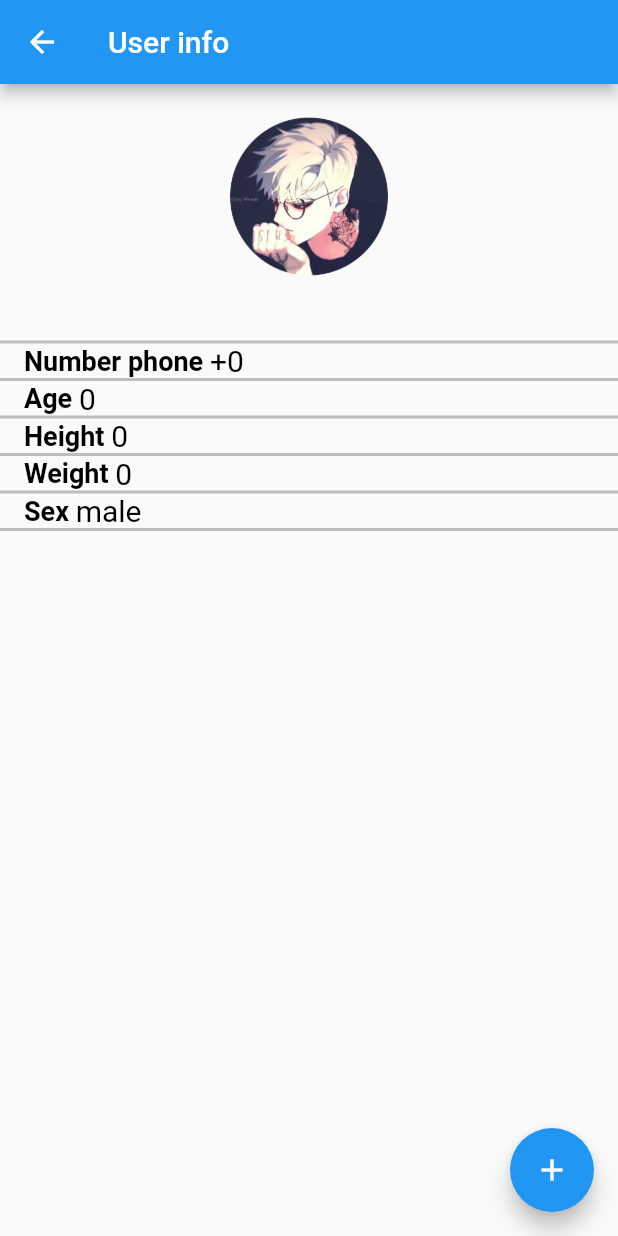
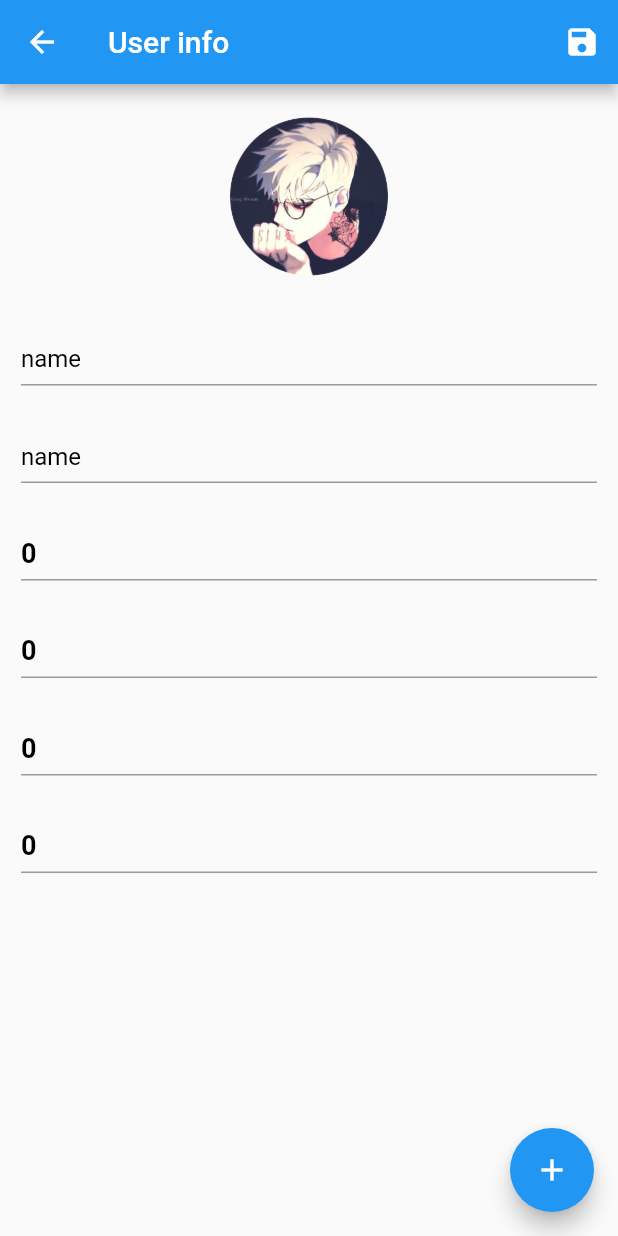
Before and after one commit to BublykVitalii/home_work, a Flutter app: the UserInfo screen opened directly with empty values, on a phone screen of 412 x 824 dp. Run offline on Flutter 3.47's test engine with Material 2 defaults, Android fonts, the phone set to English and light mode, and no system bars.

Commit message:
Комментарий к ветке branch_name

```diff
--- a/lib/main.dart
+++ b/lib/main.dart
@@ -54,6 +54,9 @@ class _MyHomePageState extends State<MyHomePage> {
               onPressed: (user) {
                 setState(() => userService.deleteUser(user));
               },
+              onChangedUser: (User value, index) {
+                setState(() => userService.updatedUser(value, index));
+              },
             )
           : NoUsersTiles(title: 'No Users'),
       floatingActionButton: FloatingActionButton(
@@ -74,10 +77,13 @@ class _MyHomePageState extends State<MyHomePage> {
 class UserTiles extends StatelessWidget {
   final List<User> users;
   final ValueChanged<User> onPressed;
+  final Function(User user, int index) onChangedUser;
+
   const UserTiles({
     Key? key,
     required this.users,
     required this.onPressed,
+    required this.onChangedUser,
   }) : super(key: key);
 
   @override
@@ -92,8 +98,10 @@ class UserTiles extends StatelessWidget {
               context,
               MaterialPageRoute<void>(
                 builder: (context) => UserInfo(
-                  user: user,
-                ),
+                    user: user,
+                    onAdd: (user) {
+                      onChangedUser(user, index);
+                    }),
               ),
             );
           },
@@ -183,12 +191,7 @@ class AddUser extends StatelessWidget {
               User(
                 firstName: firstName,
                 lastName: lastName,
-                age: 25,
                 cars: [Car(name: '', color: '')],
-                height: 173,
-                phone: 380661231236,
-                sex: Sex.male,
-                weight: 63,
               ),
             );
             Navigator.pop(context);
@@ -200,7 +203,3 @@ class AddUser extends StatelessWidget {
 }
 
 // что бы создать обьект нам достаточно написать название класса и открыть круглые скобки)
-
-
-
-//  возрост/пол/вес/телефон/ФИ/машины
--- a/lib/user.dart
+++ b/lib/user.dart
@@ -1,29 +1,31 @@
 enum Sex { male, female }
 
 class User {
-  final String firstName;
-  final String lastName;
-  final int age;
-  final Sex sex;
-  final int height;
-  final int weight;
+  final String? firstName;
+  final String? lastName;
+  final int? age;
+  final Sex? sex;
+  final int? height;
+  final int? weight;
   final List<Car> cars;
-  final int phone;
+  final int? phone;
 
   User({
-    required this.firstName,
-    required this.lastName,
-    required this.age,
-    required this.sex,
-    required this.height,
-    required this.weight,
+    this.firstName,
+    this.lastName,
+    this.age,
+    this.sex,
+    this.height,
+    this.weight,
     required this.cars,
-    required this.phone,
+    this.phone,
   });
 
   String get fullName => '$firstName $lastName';
   void addCar(Car car) => cars.add(car);
   void deleteCar(Car car) => cars.remove(car);
+  // void updateUser(User user){}
+
 }
 
 class Car {
--- a/lib/user_info.dart
+++ b/lib/user_info.dart
@@ -1,4 +1,5 @@
 import 'package:flutter/material.dart';
+
 import 'package:user_manager/main.dart';
 import 'package:user_manager/user_service.dart';
 
@@ -6,10 +7,11 @@ import 'user.dart';
 
 class UserInfo extends StatefulWidget {
   final User user;
-
+  final ValueChanged<User> onAdd;
   const UserInfo({
     Key? key,
     required this.user,
+    required this.onAdd,
   }) : super(key: key);
 
   @override
@@ -17,11 +19,50 @@ class UserInfo extends StatefulWidget {
 }
 
 class _UserInfoState extends State<UserInfo> {
+  String firstNameChanged = '';
+  String lastNameChanged = '';
+  String phoneChanged = '';
+  String ageChanged = '';
+  String heightChanged = '';
+  String weightChanged = '';
+  String sexChanged = '';
+
   @override
   Widget build(BuildContext context) {
     return Scaffold(
       appBar: AppBar(
         title: const Text('User info'),
+        actions: [
+          IconButton(
+            icon: const Icon(Icons.save),
+            onPressed: () {
+              widget.onAdd(
+                User(
+                  firstName: firstNameChanged.isNotEmpty
+                      ? firstNameChanged
+                      : widget.user.firstName,
+                  lastName: lastNameChanged.isNotEmpty
+                      ? lastNameChanged
+                      : widget.user.lastName,
+                  age: ageChanged.isNotEmpty
+                      ? int.tryParse(ageChanged)
+                      : widget.user.age,
+                  phone: phoneChanged.isNotEmpty
+                      ? int.tryParse(phoneChanged)
+                      : widget.user.phone,
+                  height: heightChanged.isNotEmpty
+                      ? int.tryParse(heightChanged)
+                      : widget.user.height,
+                  weight: weightChanged.isNotEmpty
+                      ? int.tryParse(weightChanged)
+                      : widget.user.weight,
+                  cars: [Car(name: '', color: '')],
+                ),
+              );
+              Navigator.pop(context);
+            },
+          ),
+        ],
       ),
       body: SafeArea(
         child: Column(
@@ -31,33 +72,48 @@ class _UserInfoState extends State<UserInfo> {
               width: 150,
               child: Image.asset('assets/images/image.png'),
             ),
-            TextWidget(title: widget.user.fullName),
-            const LineContainer(),
-            TextWidget(
-              title: 'Number phone ',
-              text: '+${widget.user.phone}',
+            TextFieldWidget(
+              onChangedText: (String value) {
+                firstNameChanged = value;
+              },
+              initialText: widget.user.firstName,
+              textHint: 'name',
             ),
-            const LineContainer(),
-            TextWidget(
-              title: 'Age ',
-              text: '${widget.user.age}',
+            TextFieldWidget(
+              onChangedText: (String value) {
+                lastNameChanged = value;
+              },
+              initialText: widget.user.lastName,
+              textHint: 'name',
             ),
-            const LineContainer(),
-            TextWidget(
-              title: 'Height ',
-              text: '${widget.user.height}',
+            TextFieldWidget(
+              onChangedText: (String value) {
+                phoneChanged = value;
+              },
+              initialText: widget.user.phone?.toString(),
+              textHint: 'number phone',
             ),
-            const LineContainer(),
-            TextWidget(
-              title: 'Weight ',
-              text: '${widget.user.weight}',
+            TextFieldWidget(
+              onChangedText: (String value) {
+                ageChanged = value;
+              },
+              initialText: widget.user.age?.toString(),
+              textHint: 'age',
             ),
-            const LineContainer(),
-            TextWidget(
-              title: 'Sex ',
-              text: '${widget.user.sex.name}',
+            TextFieldWidget(
+              onChangedText: (String value) {
+                heightChanged = value;
+              },
+              initialText: widget.user.height?.toString(),
+              textHint: 'height',
             ),
-            const LineContainer(),
+            TextFieldWidget(
+              onChangedText: (String value) {
+                weightChanged = value;
+              },
+              initialText: widget.user.weight?.toString(),
+              textHint: 'weight',
+            ),
             Flexible(
               child: ListView.separated(
                 itemBuilder: (context, index) {
@@ -118,21 +174,6 @@ class _UserInfoState extends State<UserInfo> {
   }
 }
 
-class LineContainer extends StatelessWidget {
-  const LineContainer({
-    Key? key,
-  }) : super(key: key);
-
-  @override
-  Widget build(BuildContext context) {
-    return Container(
-      width: double.infinity,
-      height: 2,
-      color: Colors.grey.shade400,
-    );
-  }
-}
-
 class TextWidget extends StatelessWidget {
   const TextWidget({
     Key? key,
@@ -167,6 +208,81 @@ class TextWidget extends StatelessWidget {
           ),
         },
       ],
+    );
+  }
+}
+
+class TextFieldWidget extends StatefulWidget {
+  TextFieldWidget({
+    Key? key,
+    this.initialText,
+    required this.textHint,
+    required this.onChangedText,
+  }) : super(key: key);
+  final String? initialText;
+  final String textHint;
+
+  final ValueChanged<String> onChangedText;
+
+  @override
+  State<TextFieldWidget> createState() => _TextFieldWidgetState();
+}
+
+class _TextFieldWidgetState extends State<TextFieldWidget> {
+  late TextEditingController _controller;
+
+  void _onListen() {
+    _controller.addListener(() {});
+  }
+
+  void _onButtomTap() {
+    _controller.addListener(() {
+      _onListen();
+    });
+  }
+
+  @override
+  void initState() {
+    super.initState();
+    _controller = new TextEditingController(text: widget.initialText);
+  }
+
+  @override
+  Widget build(BuildContext context) {
+    return Padding(
+      padding: const EdgeInsets.all(14.0),
+      child: TextFormField(
+        controller: _controller,
+        onChanged: ((value) => widget.onChangedText(value)),
+        style: const TextStyle(
+          color: Colors.black,
+          fontSize: 18,
+          fontWeight: FontWeight.bold,
+        ),
+        decoration: InputDecoration(
+          isDense: true,
+          hintText: '${widget.textHint}',
+          hintStyle: const TextStyle(
+            color: Colors.black,
+            fontSize: 16,
+            fontWeight: FontWeight.normal,
+          ),
+          border: const UnderlineInputBorder(
+            borderSide: BorderSide(
+              color: Colors.blue,
+              width: 1.0,
+            ),
+          ),
+          focusedBorder: const UnderlineInputBorder(
+            borderSide: BorderSide(
+              color: Colors.blue,
+              width: 2.0,
+              style: BorderStyle.solid,
+            ),
+          ),
+        ),
+        enabled: true,
+      ),
     );
   }
 }
--- a/lib/user_service.dart
+++ b/lib/user_service.dart
@@ -22,8 +22,7 @@ class UserService {
   List<User> get users => _users;
   void deleteUser(User user) => _users.remove(user);
   void addUser(User user) => _users.add(user);
-
-  // List<User> get addUser =>
-  //     users..add(User(firstName: firstName, lastName: lastName));
-
+  void updatedUser(User user, int index) {
+    _users[index] = user;
+  }
 }
```
Also changed, not shown: 1 other file.
